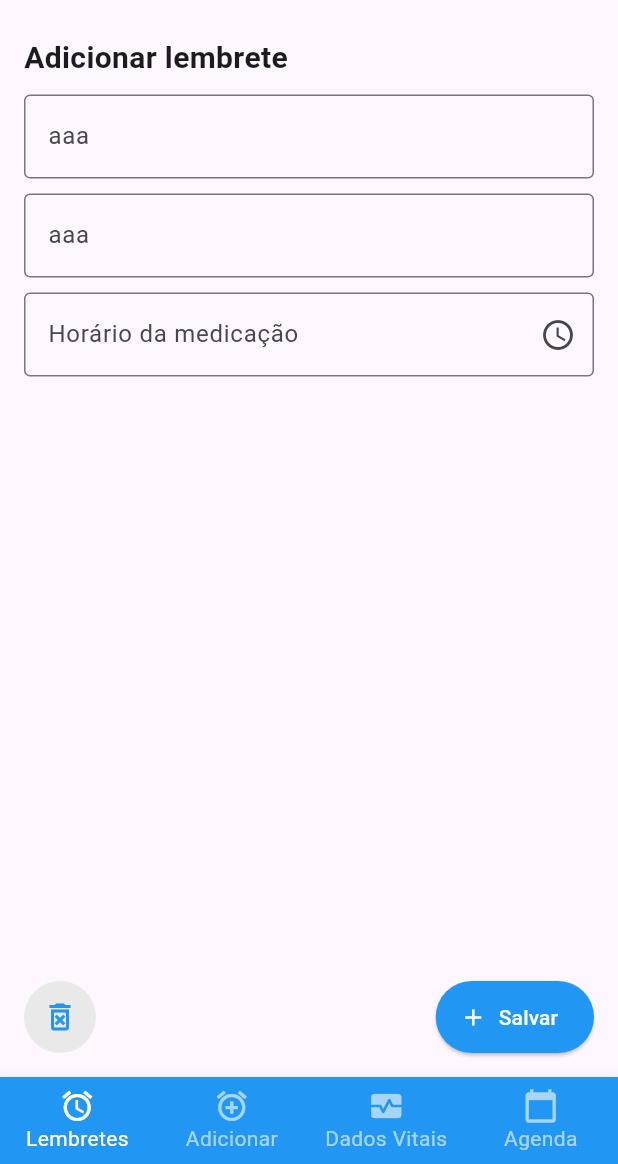
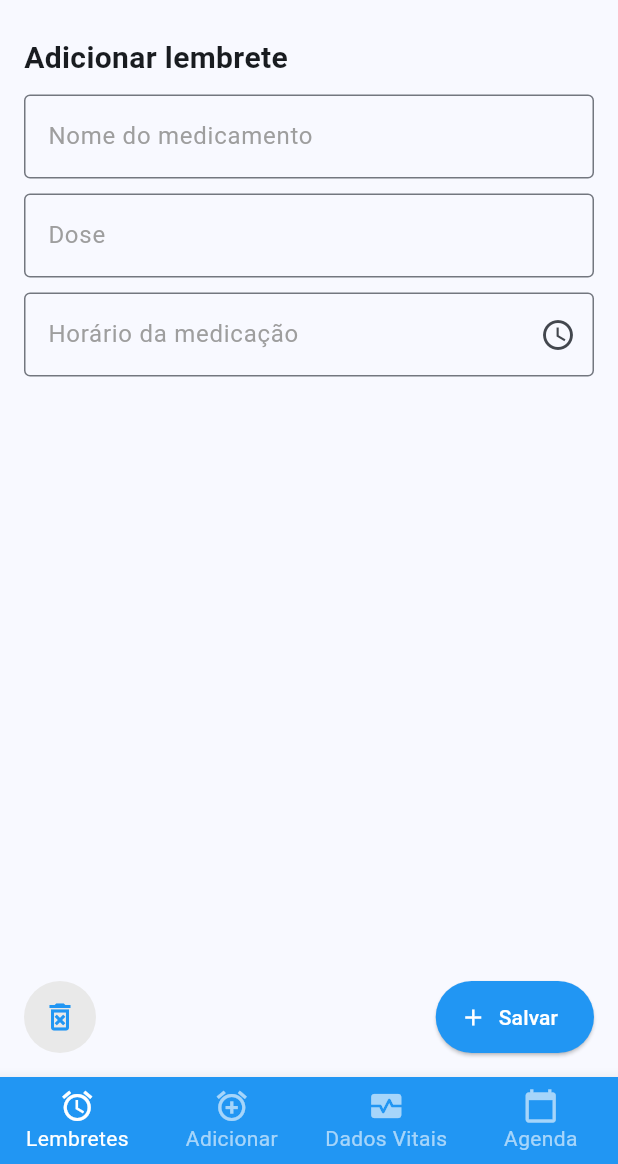
Before and after one commit to ErickRezende1833/mycareapp, a Flutter app: the screen it shows after launch, on a phone screen of 412 x 824 dp, the part 72-1236 px from its top. Run offline on Flutter 3.47's test engine with Material 3 defaults, Android fonts, the phone set to English and light mode, and no system bars.

Commit message:
feat: melhorias de design

```diff
--- a/lib/main.dart
+++ b/lib/main.dart
@@ -10,7 +10,21 @@ class MyApp extends StatelessWidget {
 
   @override
   Widget build(BuildContext context) {
-    return const MaterialApp(
+    return MaterialApp(
+      theme: ThemeData(
+        colorScheme: ColorScheme.fromSeed(seedColor: Colors.blue),
+        useMaterial3: true,
+        inputDecorationTheme: const InputDecorationTheme(
+          border: OutlineInputBorder(
+            borderSide: BorderSide(color: Colors.grey, width: 1.0),
+          ),
+          focusedBorder: OutlineInputBorder(
+            borderSide: BorderSide(color: Colors.blue, width: 2.0),
+          ),
+          labelStyle: TextStyle(color: Colors.grey),
+          hintStyle: TextStyle(color: Colors.grey),
+        ),
+      ),
       home: AddMedicacao(),
     );
   }
--- a/lib/view/addMedicacao.dart
+++ b/lib/view/addMedicacao.dart
@@ -26,9 +26,9 @@ class AddMedicacao extends StatelessWidget {
             ),
 
             SizedBox(height: 10,),
-            CustomTextField(labelText: "aaa", hintText: "ddd"),
+            CustomTextField(labelText: "Nome do medicamento", hintText: ""),
             SizedBox(height: 10,),
-            CustomTextField(labelText: "aaa", hintText: "ddd"),
+            CustomTextField(labelText: "Dose", hintText: "(ex: 100ml/1 comprimido)"),
             SizedBox(height: 10,),
 
             const CustomTimePickerField(labelText: "Horário da medicação"),
@@ -51,6 +51,8 @@ class AddMedicacao extends StatelessWidget {
   }
 }
 
+//campo com timepicker
+
 class CustomTimePickerField extends StatefulWidget {
   final String labelText;
 
@@ -72,6 +74,19 @@ class _CustomTimePickerFieldState extends State<CustomTimePickerField> {
       context: context,
     initialTime: selectedTime ?? TimeOfDay.now(),
     initialEntryMode: TimePickerEntryMode.input,
+    builder: (BuildContext context, Widget? child) {
+      return Theme(
+        data: ThemeData.light().copyWith(
+          colorScheme: const ColorScheme.light(
+            surface: Colors.white,
+            primary: Colors.blue,
+            onSurface: Colors.black87,
+            onPrimary: Colors.white,
+          ),
+        ),
+        child: child!,
+      );
+    },
   );
 
   if (picked != null) {
@@ -103,6 +118,8 @@ class _CustomTimePickerFieldState extends State<CustomTimePickerField> {
   }
 }
 
+//botão com icon
+
 class CustomIconButton extends StatelessWidget {
   const CustomIconButton({
     super.key,
@@ -128,6 +145,8 @@ class CustomIconButton extends StatelessWidget {
   }
 }
 
+//campo de texto
+
 class CustomTextField extends StatelessWidget {
   const CustomTextField({
     super.key,
@@ -142,13 +161,14 @@ class CustomTextField extends StatelessWidget {
   Widget build(BuildContext context) {
     return TextFormField(
       decoration: InputDecoration(
-        border: const OutlineInputBorder(),
         labelText: labelText,
         hintText: hintText,
       ),
     );
   }
 }
+
+//botão com icon e label
 
 class CustomElevatedButton extends StatelessWidget {
   const CustomElevatedButton({
@@ -176,6 +196,8 @@ class CustomElevatedButton extends StatelessWidget {
     );
   }
 }
+
+//navbar inferior
 
 class CustomBottomNavigationBar extends StatelessWidget {
   const CustomBottomNavigationBar({super.key});
```
Lines whose indentation alone changed are shown as unchanged.
